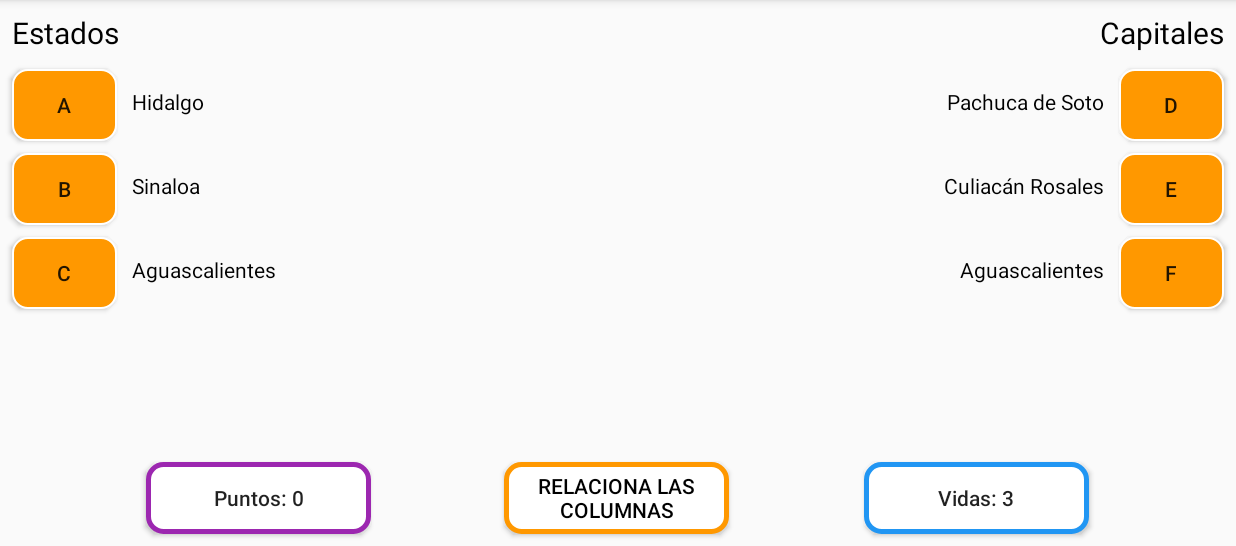
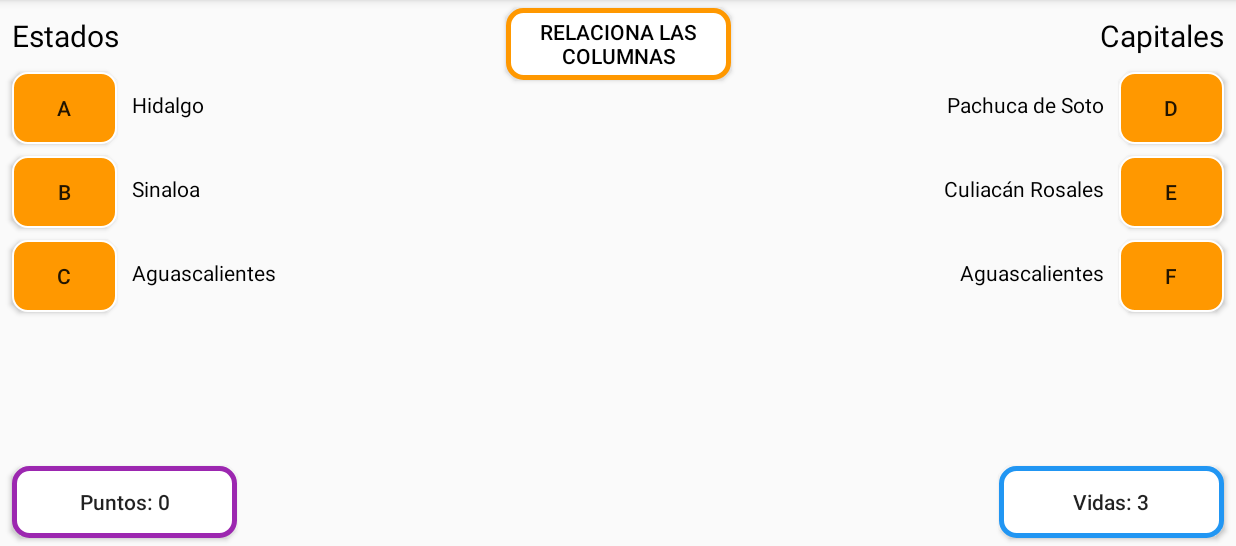
Before and after one commit to DavidGomezD/tuGeoApp, an Android app: the juego screen opened directly, with no data from a screen before it, on a phone screen of 824 x 412 dp (held sideways), the part 72-618 px from its top. Run offline under Robolectric (Android 15) with nearby library versions, the phone set to English and light mode, and no system bars.

Commit message:
Nuevo diseño del juego

```diff
--- a/app/src/main/res/layout/activity_juego.xml
+++ b/app/src/main/res/layout/activity_juego.xml
@@ -76,14 +76,14 @@
         android:id="@+id/textView9"
         android:layout_width="150dp"
         android:layout_height="wrap_content"
-        android:layout_marginBottom="8dp"
+        android:layout_marginTop="5dp"
         android:background="@drawable/b_encendido"
         android:text="Relaciona las columnas"
         android:textColor="#000"
-        app:layout_constraintBottom_toBottomOf="parent"
         app:layout_constraintEnd_toEndOf="parent"
-        app:layout_constraintHorizontal_bias="0.499"
-        app:layout_constraintStart_toStartOf="parent" />
+        app:layout_constraintHorizontal_bias="0.5"
+        app:layout_constraintStart_toStartOf="parent"
+        app:layout_constraintTop_toTopOf="parent" />
 
     <TextView
         android:id="@+id/textView"
@@ -156,7 +156,7 @@
         android:layout_width="wrap_content"
         android:layout_height="30dp"
         android:layout_marginStart="8dp"
-        android:layout_marginTop="8dp"
+        android:layout_marginTop="10dp"
         android:text="Estados"
         android:textColor="#000"
         android:textSize="20dp"
@@ -167,7 +167,7 @@
         android:id="@+id/textView8"
         android:layout_width="wrap_content"
         android:layout_height="30dp"
-        android:layout_marginTop="8dp"
+        android:layout_marginTop="10dp"
         android:layout_marginEnd="8dp"
         android:text="Capitales"
         android:textColor="#000"
@@ -180,12 +180,11 @@
         android:layout_width="150dp"
         android:layout_height="wrap_content"
         android:layout_marginStart="8dp"
-        android:layout_marginBottom="8dp"
+        android:layout_marginBottom="5dp"
         android:background="@drawable/b_puntos"
         android:text="Puntos: 0"
         android:textAllCaps="false"
         app:layout_constraintBottom_toBottomOf="parent"
-        app:layout_constraintEnd_toStartOf="@+id/textView9"
         app:layout_constraintStart_toStartOf="parent" />
 
     <Button
@@ -193,12 +192,11 @@
         android:layout_width="150dp"
         android:layout_height="wrap_content"
         android:layout_marginEnd="8dp"
-        android:layout_marginBottom="8dp"
+        android:layout_marginBottom="5dp"
         android:background="@drawable/b_vida"
         android:text="Vidas: 0"
         android:textAllCaps="false"
         app:layout_constraintBottom_toBottomOf="parent"
-        app:layout_constraintEnd_toEndOf="parent"
-        app:layout_constraintStart_toEndOf="@+id/textView9" />
+        app:layout_constraintEnd_toEndOf="parent" />
 
 </androidx.constraintlayout.widget.ConstraintLayout>
```
